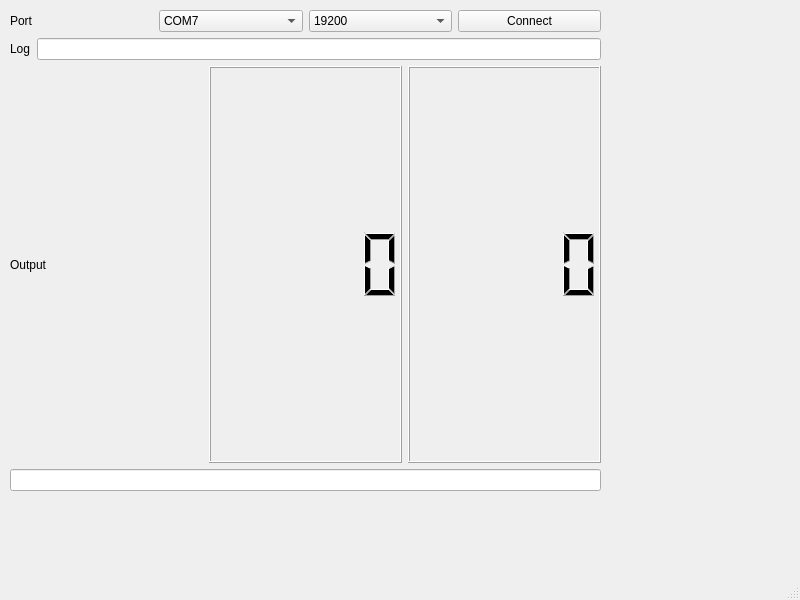
The window that main_window.ui (simbecode/MI70) describes before a commit, drawn with Qt 5.
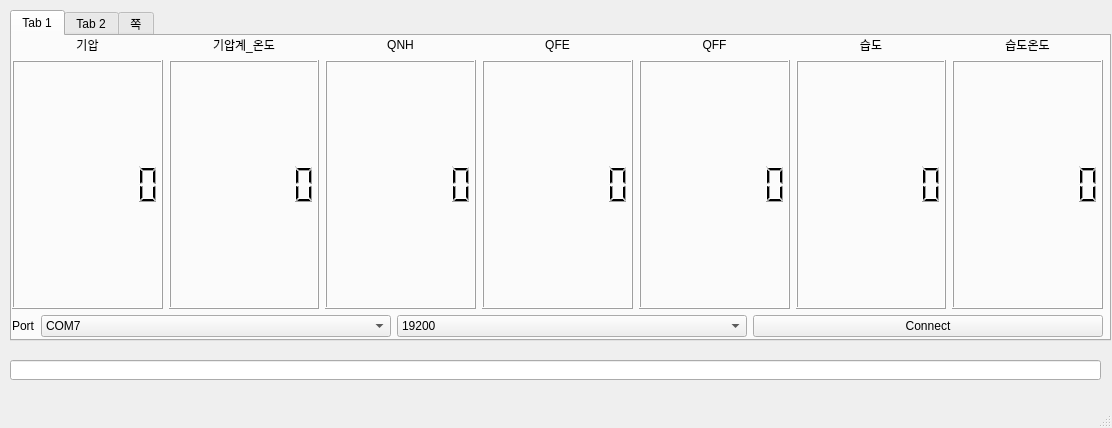
The same window after the commit.

The edit to the form file:
```diff
--- a/main_window.ui
+++ b/main_window.ui
@@ -6,107 +6,453 @@
    <rect>
     <x>0</x>
     <y>0</y>
-    <width>800</width>
-    <height>600</height>
+    <width>1112</width>
+    <height>428</height>
    </rect>
   </property>
   <property name="windowTitle">
    <string>MainWindow</string>
   </property>
+  <property name="tabShape">
+   <enum>QTabWidget::Rounded</enum>
+  </property>
   <widget class="QWidget" name="centralwidget">
-   <widget class="QWidget" name="verticalLayoutWidget">
+   <widget class="QTabWidget" name="tabWidget">
     <property name="geometry">
      <rect>
       <x>10</x>
       <y>10</y>
-      <width>591</width>
-      <height>481</height>
+      <width>1101</width>
+      <height>331</height>
      </rect>
     </property>
-    <layout class="QVBoxLayout" name="verticalLayout">
-     <item>
-      <layout class="QVBoxLayout" name="verticalLayout_4">
+    <property name="currentIndex">
+     <number>0</number>
+    </property>
+    <widget class="QWidget" name="tab">
+     <attribute name="title">
+      <string>Tab 1</string>
+     </attribute>
+     <widget class="QWidget" name="verticalLayoutWidget">
+      <property name="geometry">
+       <rect>
+        <x>0</x>
+        <y>0</y>
+        <width>1091</width>
+        <height>301</height>
+       </rect>
+      </property>
+      <layout class="QVBoxLayout" name="verticalLayout">
        <item>
-        <layout class="QHBoxLayout" name="horizontalLayout">
+        <layout class="QVBoxLayout" name="verticalLayout_2">
          <item>
-          <widget class="QLabel" name="label">
-           <property name="text">
-            <string>Port</string>
-           </property>
-          </widget>
-         </item>
-         <item>
-          <widget class="QComboBox" name="comboBox">
+          <layout class="QHBoxLayout" name="horizontalLayout_3">
            <item>
-            <property name="text">
-             <string>COM7</string>
-            </property>
+            <layout class="QGridLayout" name="gridLayout">
+             <item row="0" column="2">
+              <widget class="QLabel" name="label_5">
+               <property name="sizePolicy">
+                <sizepolicy hsizetype="Preferred" vsizetype="Fixed">
+                 <horstretch>0</horstretch>
+                 <verstretch>0</verstretch>
+                </sizepolicy>
+               </property>
+               <property name="text">
+                <string>QNH</string>
+               </property>
+               <property name="alignment">
+                <set>Qt::AlignCenter</set>
+               </property>
+              </widget>
+             </item>
+             <item row="0" column="0">
+              <widget class="QLabel" name="label_3">
+               <property name="sizePolicy">
+                <sizepolicy hsizetype="Preferred" vsizetype="Fixed">
+                 <horstretch>0</horstretch>
+                 <verstretch>0</verstretch>
+                </sizepolicy>
+               </property>
+               <property name="text">
+                <string>기압</string>
+               </property>
+               <property name="alignment">
+                <set>Qt::AlignCenter</set>
+               </property>
+              </widget>
+             </item>
+             <item row="0" column="3">
+              <widget class="QLabel" name="label_6">
+               <property name="sizePolicy">
+                <sizepolicy hsizetype="Preferred" vsizetype="Fixed">
+                 <horstretch>0</horstretch>
+                 <verstretch>0</verstretch>
+                </sizepolicy>
+               </property>
+               <property name="text">
+                <string>QFE</string>
+               </property>
+               <property name="alignment">
+                <set>Qt::AlignCenter</set>
+               </property>
+              </widget>
+             </item>
+             <item row="0" column="1">
+              <widget class="QLabel" name="label_4">
+               <property name="sizePolicy">
+                <sizepolicy hsizetype="Preferred" vsizetype="Fixed">
+                 <horstretch>0</horstretch>
+                 <verstretch>0</verstretch>
+                </sizepolicy>
+               </property>
+               <property name="text">
+                <string>기압계_온도</string>
+               </property>
+               <property name="alignment">
+                <set>Qt::AlignCenter</set>
+               </property>
+              </widget>
+             </item>
+             <item row="0" column="4">
+              <widget class="QLabel" name="label_7">
+               <property name="sizePolicy">
+                <sizepolicy hsizetype="Preferred" vsizetype="Fixed">
+                 <horstretch>0</horstretch>
+                 <verstretch>0</verstretch>
+                </sizepolicy>
+               </property>
+               <property name="text">
+                <string>QFF</string>
+               </property>
+               <property name="alignment">
+                <set>Qt::AlignCenter</set>
+               </property>
+              </widget>
+             </item>
+             <item row="0" column="5">
+              <widget class="QLabel" name="label_8">
+               <property name="sizePolicy">
+                <sizepolicy hsizetype="Preferred" vsizetype="Fixed">
+                 <horstretch>0</horstretch>
+                 <verstretch>0</verstretch>
+                </sizepolicy>
+               </property>
+               <property name="text">
+                <string>습도</string>
+               </property>
+               <property name="alignment">
+                <set>Qt::AlignCenter</set>
+               </property>
+              </widget>
+             </item>
+             <item row="0" column="6">
+              <widget class="QLabel" name="label_9">
+               <property name="sizePolicy">
+                <sizepolicy hsizetype="Preferred" vsizetype="Fixed">
+                 <horstretch>0</horstretch>
+                 <verstretch>0</verstretch>
+                </sizepolicy>
+               </property>
+               <property name="text">
+                <string>습도온도</string>
+               </property>
+               <property name="alignment">
+                <set>Qt::AlignCenter</set>
+               </property>
+              </widget>
+             </item>
+             <item row="1" column="4">
+              <widget class="QLCDNumber" name="lcdNumber_5">
+               <property name="sizePolicy">
+                <sizepolicy hsizetype="Expanding" vsizetype="Expanding">
+                 <horstretch>0</horstretch>
+                 <verstretch>0</verstretch>
+                </sizepolicy>
+               </property>
+               <property name="font">
+                <font>
+                 <family>HY궁서B</family>
+                 <pointsize>10</pointsize>
+                </font>
+               </property>
+               <property name="smallDecimalPoint">
+                <bool>false</bool>
+               </property>
+               <property name="digitCount">
+                <number>7</number>
+               </property>
+               <property name="value" stdset="0">
+                <double>0.000000000000000</double>
+               </property>
+              </widget>
+             </item>
+             <item row="1" column="0">
+              <widget class="QLCDNumber" name="lcdNumber">
+               <property name="enabled">
+                <bool>true</bool>
+               </property>
+               <property name="sizePolicy">
+                <sizepolicy hsizetype="Expanding" vsizetype="Minimum">
+                 <horstretch>0</horstretch>
+                 <verstretch>0</verstretch>
+                </sizepolicy>
+               </property>
+               <property name="font">
+                <font>
+                 <family>HY궁서B</family>
+                 <pointsize>10</pointsize>
+                 <weight>75</weight>
+                 <bold>true</bold>
+                </font>
+               </property>
+               <property name="mouseTracking">
+                <bool>false</bool>
+               </property>
+               <property name="autoFillBackground">
+                <bool>false</bool>
+               </property>
+               <property name="styleSheet">
+                <string notr="true"/>
+               </property>
+               <property name="smallDecimalPoint">
+                <bool>false</bool>
+               </property>
+               <property name="digitCount">
+                <number>7</number>
+               </property>
+               <property name="value" stdset="0">
+                <double>0.000000000000000</double>
+               </property>
+               <property name="intValue" stdset="0">
+                <number>0</number>
+               </property>
+              </widget>
+             </item>
+             <item row="1" column="3">
+              <widget class="QLCDNumber" name="lcdNumber_4">
+               <property name="sizePolicy">
+                <sizepolicy hsizetype="Expanding" vsizetype="Expanding">
+                 <horstretch>0</horstretch>
+                 <verstretch>0</verstretch>
+                </sizepolicy>
+               </property>
+               <property name="font">
+                <font>
+                 <family>HY궁서B</family>
+                 <pointsize>10</pointsize>
+                </font>
+               </property>
+               <property name="smallDecimalPoint">
+                <bool>false</bool>
+               </property>
+               <property name="digitCount">
+                <number>7</number>
+               </property>
+               <property name="value" stdset="0">
+                <double>0.000000000000000</double>
+               </property>
+              </widget>
+             </item>
+             <item row="1" column="2">
+              <widget class="QLCDNumber" name="lcdNumber_3">
+               <property name="sizePolicy">
+                <sizepolicy hsizetype="Expanding" vsizetype="Expanding">
+                 <horstretch>0</horstretch>
+                 <verstretch>0</verstretch>
+                </sizepolicy>
+               </property>
+               <property name="font">
+                <font>
+                 <family>HY궁서B</family>
+                 <pointsize>10</pointsize>
+                </font>
+               </property>
+               <property name="smallDecimalPoint">
+                <bool>false</bool>
+               </property>
+               <property name="digitCount">
+                <number>7</number>
+               </property>
+               <property name="value" stdset="0">
+                <double>0.000000000000000</double>
+               </property>
+              </widget>
+             </item>
+             <item row="1" column="1">
+              <widget class="QLCDNumber" name="lcdNumber_2">
+               <property name="sizePolicy">
+                <sizepolicy hsizetype="Expanding" vsizetype="Expanding">
+                 <horstretch>0</horstretch>
+                 <verstretch>0</verstretch>
+                </sizepolicy>
+               </property>
+               <property name="font">
+                <font>
+                 <family>HY궁서B</family>
+                 <pointsize>10</pointsize>
+                 <weight>75</weight>
+                 <bold>true</bold>
+                </font>
+               </property>
+               <property name="smallDecimalPoint">
+                <bool>false</bool>
+               </property>
+               <property name="digitCount">
+                <number>7</number>
+               </property>
+               <property name="value" stdset="0">
+                <double>0.000000000000000</double>
+               </property>
+              </widget>
+             </item>
+             <item row="1" column="5">
+              <widget class="QLCDNumber" name="lcdNumber_6">
+               <property name="sizePolicy">
+                <sizepolicy hsizetype="Expanding" vsizetype="Expanding">
+                 <horstretch>0</horstretch>
+                 <verstretch>0</verstretch>
+                </sizepolicy>
+               </property>
+               <property name="font">
+                <font>
+                 <family>HY궁서B</family>
+                 <pointsize>10</pointsize>
+                </font>
+               </property>
+               <property name="smallDecimalPoint">
+                <bool>false</bool>
+               </property>
+               <property name="digitCount">
+                <number>7</number>
+               </property>
+               <property name="value" stdset="0">
+                <double>0.000000000000000</double>
+               </property>
+              </widget>
+             </item>
+             <item row="1" column="6">
+              <widget class="QLCDNumber" name="lcdNumber_7">
+               <property name="sizePolicy">
+                <sizepolicy hsizetype="Expanding" vsizetype="Expanding">
+                 <horstretch>0</horstretch>
+                 <verstretch>0</verstretch>
+                </sizepolicy>
+               </property>
+               <property name="font">
+                <font>
+                 <family>HY궁서B</family>
+                 <pointsize>10</pointsize>
+                </font>
+               </property>
+               <property name="smallDecimalPoint">
+                <bool>false</bool>
+               </property>
+               <property name="digitCount">
+                <number>7</number>
+               </property>
+               <property name="value" stdset="0">
+                <double>0.000000000000000</double>
+               </property>
+              </widget>
+             </item>
+            </layout>
            </item>
-          </widget>
+          </layout>
          </item>
-         <item>
-          <widget class="QComboBox" name="comboBox_2">
-           <item>
-            <property name="text">
-             <string>19200</string>
-            </property>
-           </item>
-          </widget>
-         </item>
-         <item>
-          <widget class="QPushButton" name="pushButton">
-           <property name="text">
-            <string>Connect</string>
-           </property>
-          </widget>
-         </item>
         </layout>
        </item>
-      </layout>
-     </item>
-     <item>
-      <layout class="QVBoxLayout" name="verticalLayout_3">
        <item>
-        <layout class="QHBoxLayout" name="horizontalLayout_2">
+        <layout class="QVBoxLayout" name="verticalLayout_4">
          <item>
-          <widget class="QLabel" name="label_2">
-           <property name="text">
-            <string>Log</string>
-           </property>
-          </widget>
+          <layout class="QHBoxLayout" name="horizontalLayout">
+           <item>
+            <widget class="QLabel" name="label">
+             <property name="sizePolicy">
+              <sizepolicy hsizetype="Fixed" vsizetype="Preferred">
+               <horstretch>0</horstretch>
+               <verstretch>0</verstretch>
+              </sizepolicy>
+             </property>
+             <property name="text">
+              <string>Port</string>
+             </property>
+            </widget>
+           </item>
+           <item>
+            <widget class="QComboBox" name="comboBox">
+             <item>
+              <property name="text">
+               <string>COM7</string>
+              </property>
+             </item>
+            </widget>
+           </item>
+           <item>
+            <widget class="QComboBox" name="comboBox_2">
+             <item>
+              <property name="text">
+               <string>19200</string>
+              </property>
+             </item>
+            </widget>
+           </item>
+           <item>
+            <widget class="QPushButton" name="pushButton">
+             <property name="text">
+              <string>Connect</string>
+             </property>
+            </widget>
+           </item>
+          </layout>
          </item>
-         <item>
-          <widget class="QLineEdit" name="lineEdit"/>
-         </item>
         </layout>
        </item>
       </layout>
-     </item>
-     <item>
-      <layout class="QVBoxLayout" name="verticalLayout_2">
-       <item>
-        <layout class="QHBoxLayout" name="horizontalLayout_3">
-         <item>
-          <widget class="QLabel" name="label_3">
-           <property name="text">
-            <string>Output</string>
-           </property>
-          </widget>
-         </item>
-         <item>
-          <widget class="QLCDNumber" name="lcdNumber"/>
-         </item>
-         <item>
-          <widget class="QLCDNumber" name="lcdNumber_2"/>
-         </item>
-        </layout>
-       </item>
-      </layout>
-     </item>
-     <item>
-      <widget class="QLineEdit" name="lineEdit_2"/>
-     </item>
-    </layout>
+     </widget>
+    </widget>
+    <widget class="QWidget" name="tab_2">
+     <attribute name="title">
+      <string>Tab 2</string>
+     </attribute>
+     <widget class="QLabel" name="label_2">
+      <property name="geometry">
+       <rect>
+        <x>3</x>
+        <y>10</y>
+        <width>21</width>
+        <height>20</height>
+       </rect>
+      </property>
+      <property name="text">
+       <string>Log</string>
+      </property>
+     </widget>
+     <widget class="QTextEdit" name="textEdit">
+      <property name="geometry">
+       <rect>
+        <x>30</x>
+        <y>0</y>
+        <width>1051</width>
+        <height>301</height>
+       </rect>
+      </property>
+     </widget>
+    </widget>
+    <widget class="QWidget" name="tab_3">
+     <attribute name="title">
+      <string>쪽</string>
+     </attribute>
+    </widget>
+   </widget>
+   <widget class="QLineEdit" name="lineEdit_2">
+    <property name="geometry">
+     <rect>
+      <x>10</x>
+      <y>360</y>
+      <width>1091</width>
+      <height>20</height>
+     </rect>
+    </property>
    </widget>
   </widget>
   <widget class="QMenuBar" name="menubar">
```
Left out of the diff: 2 changed lines with no effect on the pictures.
